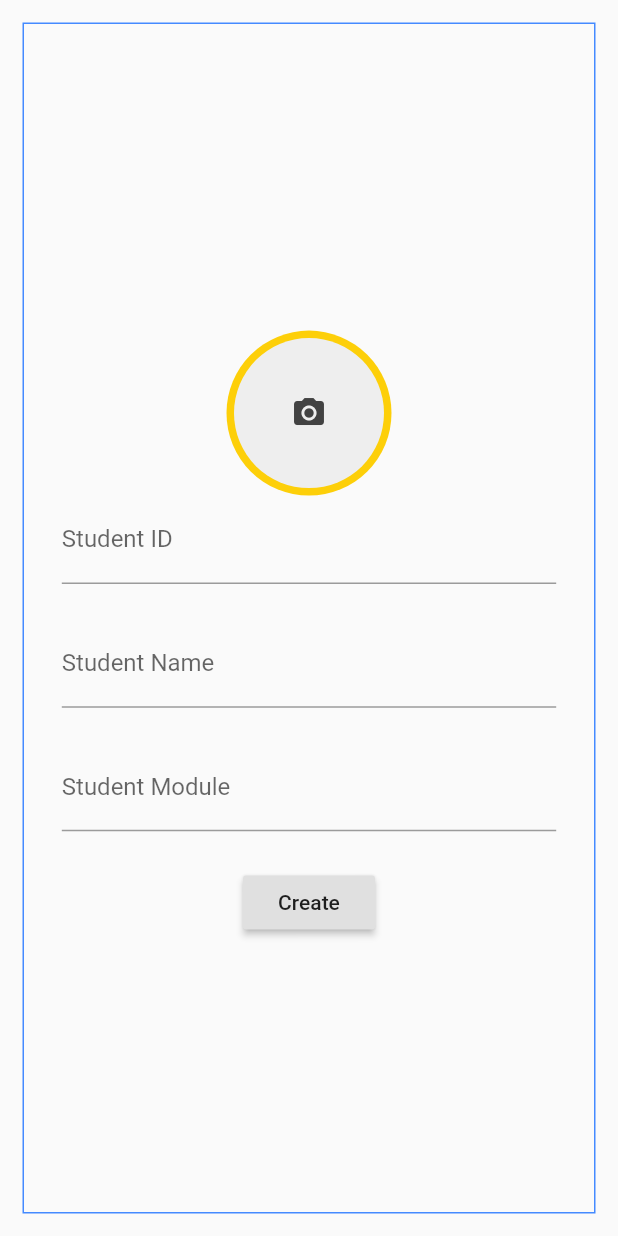
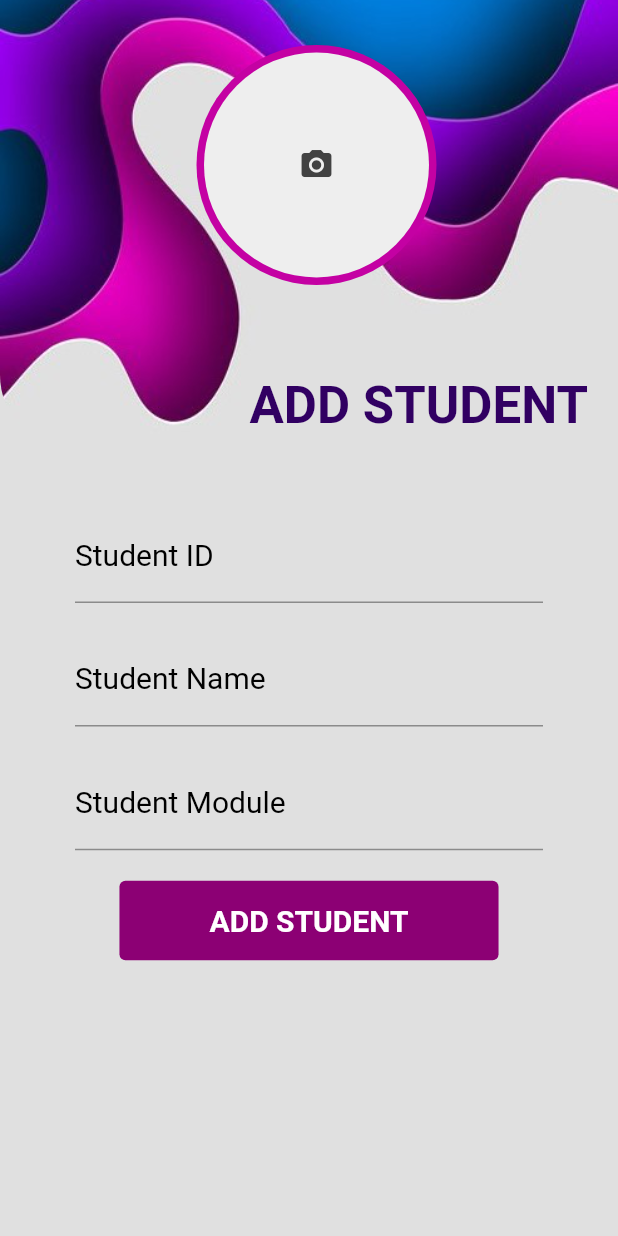
Before and after one commit to DulminiD/Flutter, a Flutter app: the screen it shows after launch, after a tap on "Create", on a phone screen of 412 x 824 dp. Run offline on Flutter 3.47's test engine with Material 2 defaults, Android fonts, the phone set to English and light mode, and no system bars; our stand-ins replace cloud_firestore, image_picker, splashscreen; accounts and stored records are empty.

Commit message:
Bakground added

```diff
--- a/lib/Controller/addStudent.dart
+++ b/lib/Controller/addStudent.dart
@@ -167,22 +167,57 @@ class _AddStudentState extends State<AddStudent> {
   @override
   Widget build(BuildContext context) {
     return Scaffold(
-      body: Container(
-        margin: const EdgeInsets.all(15.0),
-        padding: const EdgeInsets.all(3.0),
+        backgroundColor: Color(0xFFe0e0e0),
+      resizeToAvoidBottomInset: false,
+      body:
+          Container(
+            child: Column(
+                children: <Widget>[
+                  Container(
+                    height: 300,
+                      alignment: Alignment.topCenter,
                       decoration: BoxDecoration(
-            border: Border.all(color: Colors.blueAccent)
+                          borderRadius: BorderRadius.only(
+                              bottomRight: Radius.circular(50.0),
+                              bottomLeft: Radius.circular(50.0)),
+                          image: new DecorationImage(
+                            image: new AssetImage('images/2.2.png'),
+                            fit: BoxFit.cover,
+                          )
                       ),
-        child: Center(
-          child: Column(mainAxisAlignment: MainAxisAlignment.center,
+                      // decoration: BoxDecoration(
+                      //     image: new DecorationImage(
+                      //       image: new AssetImage('images/8.png'),
+                      //       fit: BoxFit.cover,
+                      //     )
+                      // ),
+                      child: Flexible( child:
+                      Center(
+                        child:
+                        Column(
                             children: <Widget>[
-                SizedBox(height: 22,),
+
+                              // Container(
+                              //   height: 250.0,
+                              //   width: 250.0,
+                              //   decoration: BoxDecoration(
+                              //     image: DecorationImage(
+                              //       image: AssetImage(
+                              //           'images/2.png'),
+                              //       fit: BoxFit.fill,
+                              //     ),
+                              //     shape: BoxShape.rectangle,
+                              //   ),
+                              // ),
+                              Container(
+                                margin: const EdgeInsets.only(top: 30.0, left: 10, bottom: 30),
+                                child:
                               Center(
                                 child: GestureDetector( onTap: () {_showPicker(context); },
-                    child: CircleAvatar( radius: 55, backgroundColor: Color(0xffFDCF09),
+                                  child: CircleAvatar( radius: 80, backgroundColor: Color(0xFFc401a3),
                                     child: _image != null ? ClipRRect( borderRadius: BorderRadius.circular(50),
                                       child: Image.file(_image, width: 100, height: 100, fit: BoxFit.fitHeight,), )
-                          : Container(decoration: BoxDecoration(color: Colors.grey[200], borderRadius: BorderRadius.circular(50)), width: 100, height: 100,
+                                        : Container(decoration: BoxDecoration(color: Colors.grey[200], borderRadius: BorderRadius.circular(95)), width: 150, height: 150,
                                       child: Icon(
                                         Icons.camera_alt,
                                         color: Colors.grey[800],
@@ -191,11 +226,36 @@ class _AddStudentState extends State<AddStudent> {
                                   ),
                                 ),
                               ),
+                              ),
+                              Container(
+                                alignment: Alignment.bottomRight,
+                                margin: const EdgeInsets.only(top: 30.0, left: 20, bottom: 0, right: 20),
+                                child: Text('ADD STUDENT',textAlign: TextAlign.center, style: TextStyle(
+                                    color: Color(0xFF310062), fontSize: 34, fontWeight: FontWeight.bold) ),
+                              ),
+                  ]
+            ),
+          )
+                      ),
+          ),
+                  Container(
+                      margin: const EdgeInsets.only(top: 20, right: 30.0, left: 30.0),
+                      padding: const EdgeInsets.all(20.0),
+                      decoration: BoxDecoration(
+                        // border: Border.all(color: Colors.blue, width: 5),
+                        //   color : Colors.white
+                      ),
+                      child: Center(
+                        child: Column(mainAxisAlignment: MainAxisAlignment.center,
+                          children: <Widget>[
                             Align(
                               alignment: Alignment.center,
                               child: SizedBox(width: MediaQuery.of(context).size.width*0.8, height: MediaQuery.of(context).size.width*0.2, child: TextField(
                                 controller: sId,
-                    decoration: new InputDecoration(labelText: "Student ID"),
+                                decoration: new InputDecoration(labelText: "Student ID", labelStyle: TextStyle(
+                                    color: Colors.black, fontSize: 20.0
+                                )
+                                ),
                                 onChanged : (value)=>_onChangesId(value),
                               ),),
                             ),
@@ -203,7 +263,9 @@ class _AddStudentState extends State<AddStudent> {
                               alignment: Alignment.center,
                               child: SizedBox(width: MediaQuery.of(context).size.width*0.8, height: MediaQuery.of(context).size.width*0.2, child: TextField(
                                 controller: sName,
-                    decoration: new InputDecoration(labelText: "Student Name"),
+                                decoration: new InputDecoration(labelText: "Student Name", labelStyle: TextStyle(
+                                    color: Colors.black, fontSize: 20.0
+                                )),
                                 onChanged : (value)=>_onChangesName(value),
                               ),),
                             ),
@@ -211,16 +273,31 @@ class _AddStudentState extends State<AddStudent> {
                               alignment: Alignment.center,
                               child: SizedBox(width: MediaQuery.of(context).size.width*0.8, height: MediaQuery.of(context).size.width*0.2, child: TextField(
                                 controller: sModule,
-                    decoration: new InputDecoration(labelText: "Student Module"),
+                                decoration: new InputDecoration(labelText: "Student Module", labelStyle: TextStyle(
+                                    color: Colors.black, fontSize: 20.0
+                                )),
                                 onChanged : (value)=>_onChangesModule(value),
                               ),),
                             ),
-                RaisedButton(
-                  child: Text("Create"),
+                            TextButton(
+                              style: TextButton.styleFrom(
+                                padding: EdgeInsets.fromLTRB(60, 15, 60, 15),
+                                primary: Colors.white,
+                                backgroundColor: Color(0xFF8c0074),
+                                onSurface: Colors.grey,
+                                textStyle: TextStyle(
+                                  fontSize: 20,
+                                    fontWeight: FontWeight.bold
+                                ),
+                              ),
+                              child: Text("ADD STUDENT"),
                               onPressed: ()=> _create(context),
                             ),
+                          ],
+                        ),
+                      )
+                  ),
             ]),
-        ),
                         )
     );
   }
--- a/lib/main.dart
+++ b/lib/main.dart
@@ -3,6 +3,8 @@ import 'package:flutter/material.dart';
 import 'package:mobile_app/Controller/addStudent.dart';
 import 'View/StudentView.dart';
 import 'package:splashscreen/splashscreen.dart';
+import 'View/mainView.dart';
+import 'View/background.dart';
 
 void main() {
   runApp(MyApp());
@@ -13,6 +15,7 @@ class MyApp extends StatelessWidget {
   @override
   Widget build(BuildContext context) {
     return MaterialApp(
+      debugShowCheckedModeBanner: false,
       home: Splash(),
     );
   }
@@ -30,13 +33,11 @@ class Splash extends StatelessWidget {
       navigateAfterSeconds: new Home(),
       title: new Text('Dulmaynayyy',textScaleFactor: 2,),
       image: Image.asset(
-        'images/img.png',
-        width: 100,
-        height: 100,
+        'images/2.2.png',
       ),
       loadingText: Text("Loading"),
       photoSize: 100.0,
-      loaderColor: Colors.blue,
+      loaderColor: Color(0xFF8c0074),
     );
   }
 }
@@ -82,10 +83,21 @@ class _HomeState extends State<Home> {
   @override
   Widget build(BuildContext context) {
     return Scaffold(
-      appBar: AppBar(
-        title: Text("Flutter CRUD with Firebase"),
-      ),
-      body: Center(
+      backgroundColor: Color(0xFFe0e0e0),
+      body: Container(
+        width: 420,
+        height: 400,
+        alignment: Alignment.topCenter,
+        // constraints: BoxConstraints.expand(),
+        decoration: BoxDecoration(
+            borderRadius: BorderRadius.only(
+                bottomRight: Radius.circular(50.0),
+                bottomLeft: Radius.circular(50.0)),
+            image: new DecorationImage(
+              image: new AssetImage('images/2.png'),
+              fit: BoxFit.cover,
+            )
+        ),
         child: Column(mainAxisAlignment: MainAxisAlignment.center, children: <Widget>[
           RaisedButton(
             child: Text("Create"),
```
Also changed, not shown: lib/View/background.dart (added, +33 -0 lines), lib/View/mainView.dart (added, +38 -0 lines), pubspec.yaml (+9 -0 lines), flutter_01.png (added), images/1.png (added), images/2.2.png (added), images/2.png (added), images/3.png (added), images/4.png (added), images/5.png (added), images/6.png (added), images/7.png (added), images/8.png (added). Lines whose indentation alone changed are shown as unchanged.
